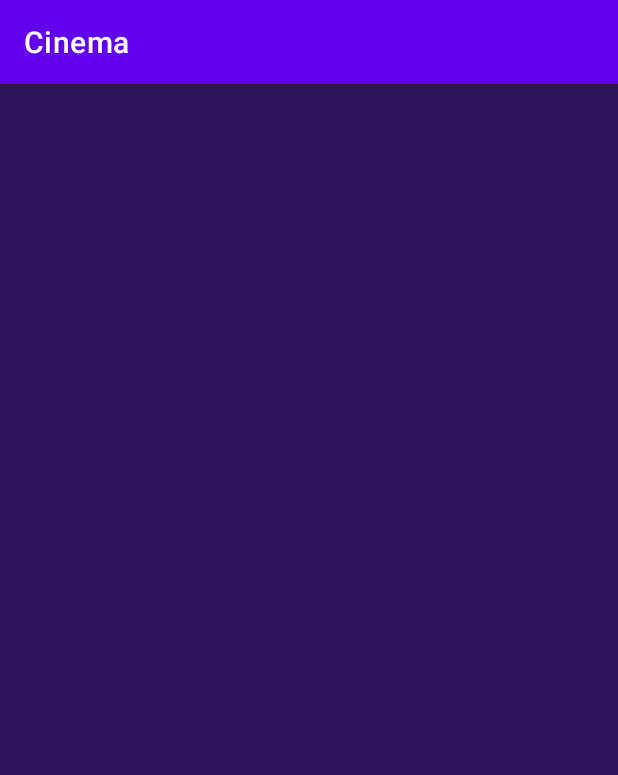
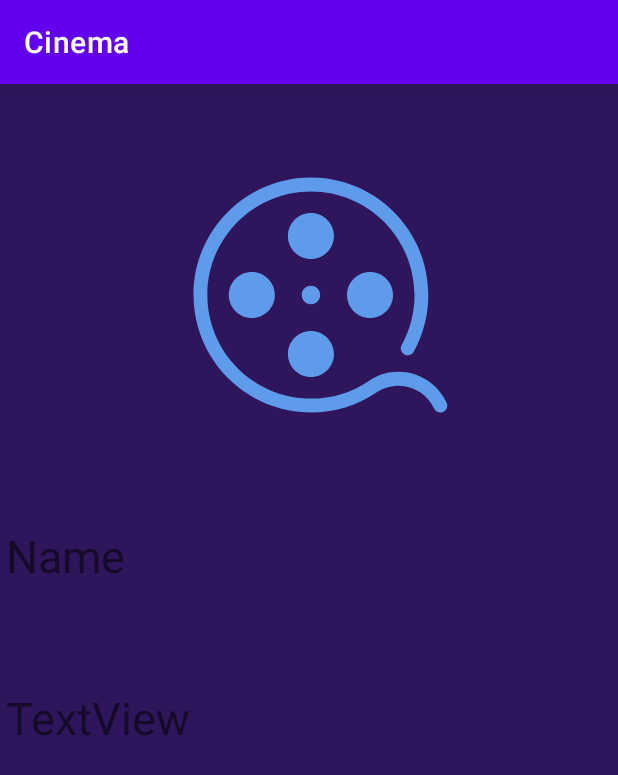
Before and after one commit to AlenaUl18/Fragment, an Android app: the screen it shows after launch (MainActivity), after a tap on an icon or button, on a phone screen of 412 x 824 dp. Shown: the top 775 px of the screen. Run offline under Robolectric (Android 15) with nearby library versions, the phone set to English and light mode, and no system bars.

```diff
--- a/app/src/main/java/com/example/my2/UI/BlankFragment5.java
+++ b/app/src/main/java/com/example/my2/UI/BlankFragment5.java
@@ -2,17 +2,53 @@ package com.example.my2.UI;
 
 import android.os.Bundle;
 
+import androidx.annotation.NonNull;
+import androidx.annotation.Nullable;
 import androidx.fragment.app.Fragment;
 
 import android.view.LayoutInflater;
 import android.view.View;
 import android.view.ViewGroup;
+import android.widget.TextView;
 
 import com.example.my2.R;
 
+import java.io.BufferedReader;
+import java.io.FileInputStream;
+import java.io.FileNotFoundException;
+import java.io.IOException;
+import java.io.InputStreamReader;
+import java.nio.charset.StandardCharsets;
+
 public class BlankFragment5 extends Fragment {
-
+    String filename = "Cinema";
     public BlankFragment5() {
         super (R.layout.fragment_blank5);
     }
+    public void onViewCreated(@NonNull View view, @Nullable Bundle savedInstanceState) {
+        super.onViewCreated(view, savedInstanceState);
+        FileInputStream fis;
+        String data[];
+        try {
+            fis = getContext().openFileInput(filename);
+        } catch (FileNotFoundException e) {
+            throw new RuntimeException(e);
+        }
+        InputStreamReader inputStreamReader = new InputStreamReader(fis, StandardCharsets.UTF_8);
+        StringBuilder stringBuilder = new StringBuilder();
+        BufferedReader reader = new BufferedReader(inputStreamReader);
+        try {
+            String line = reader.readLine();
+            while (line != null) {
+                stringBuilder.append(line).append('\n');
+                line = reader.readLine();
+            }
+        } catch (IOException e) {
+            throw new RuntimeException(e);
+        } finally {
+            data = stringBuilder.toString().split("\n");
+        }
+        ((TextView)view.findViewById(R.id.name1)).setText(data[0]);
+        ((TextView)view.findViewById(R.id.textView)).setText(data[1]);
+    }
 }
--- a/app/src/main/res/layout/fragment_blank5.xml
+++ b/app/src/main/res/layout/fragment_blank5.xml
@@ -1,7 +1,44 @@
 <?xml version="1.0" encoding="utf-8"?>
-<FrameLayout xmlns:android="http://schemas.android.com/apk/res/android"
+<androidx.constraintlayout.widget.ConstraintLayout xmlns:android="http://schemas.android.com/apk/res/android"
+    xmlns:app="http://schemas.android.com/apk/res-auto"
     xmlns:tools="http://schemas.android.com/tools"
+    android:id="@+id/frameLayout"
     android:layout_width="match_parent"
     android:layout_height="match_parent"
-    tools:context=".UI.BlankFragment5"
-    android:background="@color/purple"/>
+    android:background="@color/purple"
+    tools:context=".UI.BlankFragment5">
+
+    <TextView
+        android:id="@+id/name1"
+        android:layout_width="331dp"
+        android:layout_height="88dp"
+        android:layout_marginStart="4dp"
+        android:layout_marginTop="56dp"
+        android:ems="10"
+        android:text="Name"
+        android:textSize="30sp"
+        app:layout_constraintStart_toStartOf="parent"
+        app:layout_constraintTop_toBottomOf="@+id/imageView2" />
+
+    <TextView
+        android:id="@+id/textView"
+        android:layout_width="331dp"
+        android:layout_height="88dp"
+        android:layout_marginStart="4dp"
+        android:layout_marginTop="20dp"
+        android:text="TextView"
+        android:textSize="30sp"
+        app:layout_constraintStart_toStartOf="parent"
+        app:layout_constraintTop_toBottomOf="@+id/name1" />
+
+    <ImageView
+        android:id="@+id/imageView2"
+        android:layout_width="227dp"
+        android:layout_height="194dp"
+        android:layout_marginStart="100dp"
+        android:layout_marginTop="44dp"
+        android:src="@drawable/movie_svgrepo_com__1_"
+        app:layout_constraintStart_toStartOf="parent"
+        app:layout_constraintTop_toTopOf="parent" />
+
+</androidx.constraintlayout.widget.ConstraintLayout>
```
Also changed, not shown: app/src/main/java/com/example/my2/UI/BlankFragment2.java (+21 -4 lines).
